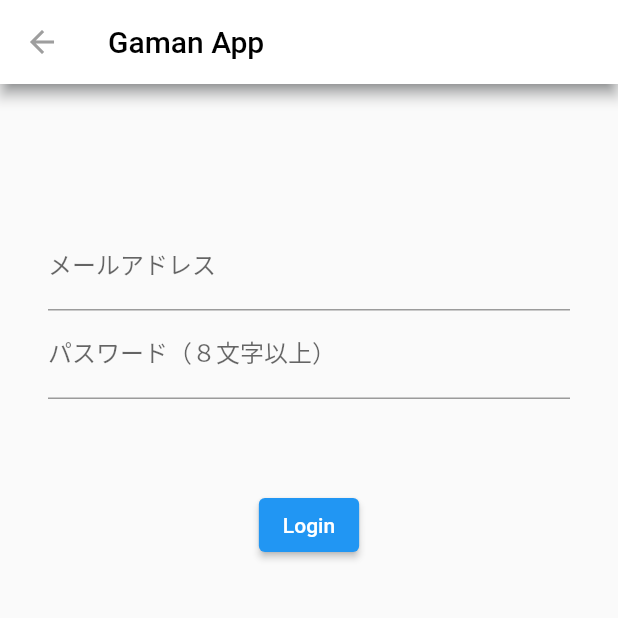
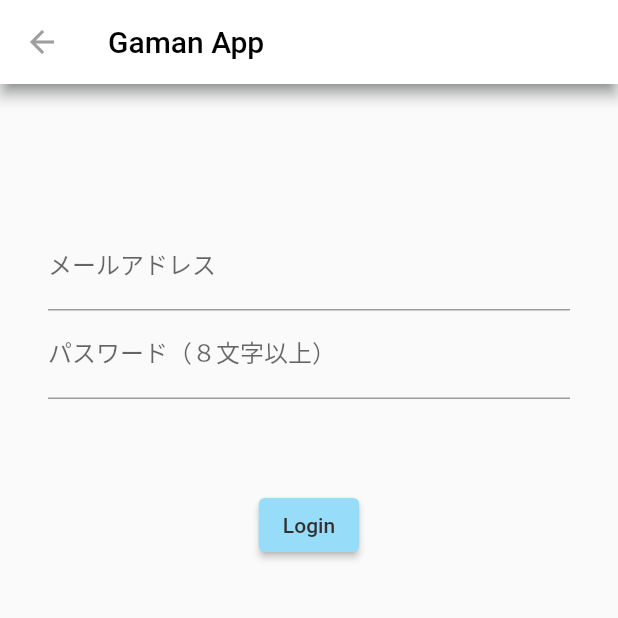
Before and after one commit to gaiax/my_gaman_app, a Flutter app: the screen it shows after launch, after a tap on "Login", on a phone screen of 412 x 824 dp, the top half of it. Run offline on Flutter 3.47's test engine with Material 2 defaults, Android fonts, the phone set to English and light mode, and no system bars; our stand-ins replace cloud_firestore, firebase_auth, firebase_core, firebase_storage; missing offline and left inert: universal_html, wave_progress_widget; accounts and stored records are empty; network calls fail; Roboto replaces fonts that are missing (Yu Gothic).

Commit message:
メインUIのアップデート（自分の投稿が、即自分のページへ反映されるように。） 最初の画面やログイン画面のボタンデザインを調整 iOSビルドをできるように。

```diff
--- a/lib/login.dart
+++ b/lib/login.dart
@@ -12,8 +12,15 @@ class _MyLoginPageState extends State<MyLoginPage> {
   String loginUserPassword = "";
   String infoText = "";
 
+  final Color bgColor = Color(0xFFF2FBFE);
   final Color white = Color(0xFFffffff);
+  final Color curtain = Color(0x80ffffff);
   final Color shadow = Color(0xFF505659);
+  final Color wavecolor = Color(0xFF97DDFA);
+  final Color waveshadow = Color(0xFF83C1BB);
+  final Color goalTextColor = Color(0xFF2870A0);
+  final Color priceColor = Color(0xFF44AAD6);
+  final Color textColor = Color(0xFF332F2E);
 
   @override
   Widget build(BuildContext context) {
@@ -73,6 +80,10 @@ class _MyLoginPageState extends State<MyLoginPage> {
                   }
                 },
                 child: Text("Login"),
+                style: ElevatedButton.styleFrom(
+                  primary: wavecolor,
+                  onPrimary: textColor,
+                ),
               ),
               Text(infoText)
             ],
--- a/lib/main.dart
+++ b/lib/main.dart
@@ -46,8 +46,15 @@ class StartPage extends StatefulWidget {
 }
 
 class _StartPageState extends State<StartPage> {
+  final Color bgColor = Color(0xFFF2FBFE);
   final Color white = Color(0xFFffffff);
+  final Color curtain = Color(0x80ffffff);
   final Color shadow = Color(0xFF505659);
+  final Color wavecolor = Color(0xFF97DDFA);
+  final Color waveshadow = Color(0xFF83C1BB);
+  final Color goalTextColor = Color(0xFF2870A0);
+  final Color priceColor = Color(0xFF44AAD6);
+  final Color textColor = Color(0xFF332F2E);
 
   @override
   Widget build(BuildContext context) {
@@ -67,23 +74,37 @@ class _StartPageState extends State<StartPage> {
           child: Column(
             children: <Widget>[
               Padding(padding: EdgeInsets.all(30.0)),
-              ElevatedButton(
+              SizedBox(
+                width: 100,
+                child: ElevatedButton(
                   onPressed: () {
                     // 登録後Home画面に遷移
                     Navigator.of(context).push(
                       MaterialPageRoute(builder: (context) => MyAuthPage()),
                     );
                   },
+                  style: ElevatedButton.styleFrom(
+                    primary: wavecolor,
+                    onPrimary: textColor,
+                  ),
                   child: Text("SignUp"),
                 ),
-              ElevatedButton(
+              ),
+              SizedBox(
+                width: 100,
+                child: ElevatedButton(
                   onPressed: () {
                     // 登録後Home画面に遷移
                     Navigator.of(context).push(
                       MaterialPageRoute(builder: (context) => MyLoginPage()),
                     );
                   },
+                  style: ElevatedButton.styleFrom(
+                    primary: wavecolor,
+                    onPrimary: textColor,
+                  ),
                   child: Text("Login"),
+                ),
               ),
             ],
           ),
--- a/pubspec.yaml
+++ b/pubspec.yaml
@@ -57,6 +57,7 @@ flutter:
     - image/display.jpg
     - image/SliverAppBar.svg
     - image/SliverAppBar.png
+    - image/SliverAppBar2.png
   #   - images/a_dot_burr.jpeg
   #   - images/a_dot_ham.jpeg
 
```
Also changed, not shown: lib/home.dart (+30 -40 lines), image/SliverAppBar2.png (added), 4 other files. Lines whose indentation alone changed are shown as unchanged.
